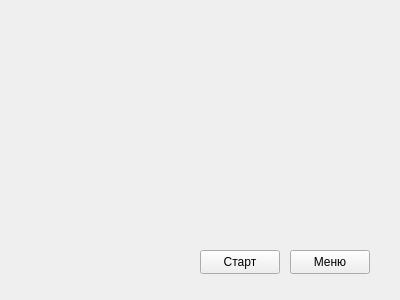
Above: src/TabuPrepeareGameWidget.ui from Loopvibe/Tabu before the change. Below: the same form after it.
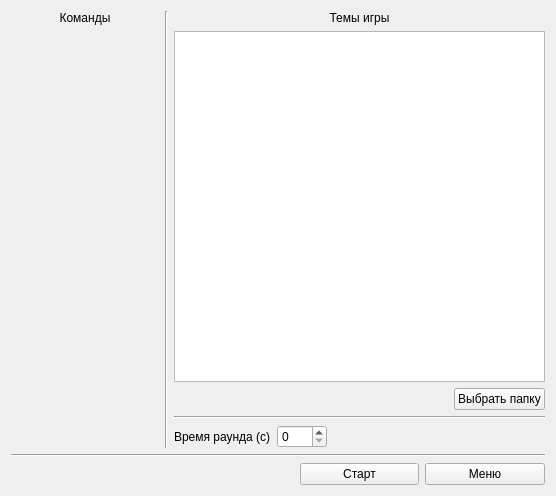
That is the form after the change. Custom widgets are drawn as their Qt base class.

Commit message: [V0.2.0]  ADD: GI for TabuPrepeareGameWidget and its logic has been added

The edit to the form file:
```diff
--- a/src/TabuPrepeareGameWidget.ui
+++ b/src/TabuPrepeareGameWidget.ui
@@ -6,40 +6,221 @@
    <rect>
     <x>0</x>
     <y>0</y>
-    <width>400</width>
-    <height>300</height>
+    <width>556</width>
+    <height>496</height>
    </rect>
   </property>
   <property name="windowTitle">
    <string>Form</string>
   </property>
-  <widget class="QPushButton" name="pbStart">
-   <property name="geometry">
-    <rect>
-     <x>200</x>
-     <y>250</y>
-     <width>80</width>
-     <height>24</height>
-    </rect>
-   </property>
-   <property name="text">
-    <string>Старт</string>
-   </property>
-  </widget>
-  <widget class="QPushButton" name="pbMenu">
-   <property name="geometry">
-    <rect>
-     <x>290</x>
-     <y>250</y>
-     <width>80</width>
-     <height>24</height>
-    </rect>
-   </property>
-   <property name="text">
-    <string>Меню</string>
-   </property>
-  </widget>
+  <layout class="QGridLayout" name="gridLayout_3">
+   <item row="0" column="0">
+    <widget class="QLabel" name="lComands">
+     <property name="text">
+      <string>Команды</string>
+     </property>
+     <property name="alignment">
+      <set>Qt::AlignCenter</set>
+     </property>
+    </widget>
+   </item>
+   <item row="0" column="1" rowspan="3">
+    <widget class="Line" name="line">
+     <property name="orientation">
+      <enum>Qt::Vertical</enum>
+     </property>
+    </widget>
+   </item>
+   <item row="0" column="2" rowspan="3" colspan="3">
+    <layout class="QGridLayout" name="gridLayout">
+     <item row="0" column="0" colspan="2">
+      <widget class="QLabel" name="lGamePacks">
+       <property name="text">
+        <string>Темы игры</string>
+       </property>
+       <property name="alignment">
+        <set>Qt::AlignCenter</set>
+       </property>
+      </widget>
+     </item>
+     <item row="2" column="1">
+      <widget class="QPushButton" name="pbChooseFile">
+       <property name="text">
+        <string>Выбрать папку</string>
+       </property>
+      </widget>
+     </item>
+     <item row="2" column="0">
+      <spacer name="horizontalSpacer_3">
+       <property name="orientation">
+        <enum>Qt::Horizontal</enum>
+       </property>
+       <property name="sizeHint" stdset="0">
+        <size>
+         <width>40</width>
+         <height>20</height>
+        </size>
+       </property>
+      </spacer>
+     </item>
+     <item row="4" column="0" colspan="2">
+      <layout class="QHBoxLayout" name="hlTimer">
+       <property name="spacing">
+        <number>6</number>
+       </property>
+       <item>
+        <widget class="QLabel" name="lTimer">
+         <property name="text">
+          <string>Время раунда (с)</string>
+         </property>
+        </widget>
+       </item>
+       <item>
+        <widget class="QSpinBox" name="sbTimer">
+         <property name="minimumSize">
+          <size>
+           <width>50</width>
+           <height>0</height>
+          </size>
+         </property>
+        </widget>
+       </item>
+       <item>
+        <spacer name="horizontalSpacer">
+         <property name="orientation">
+          <enum>Qt::Horizontal</enum>
+         </property>
+         <property name="sizeHint" stdset="0">
+          <size>
+           <width>40</width>
+           <height>20</height>
+          </size>
+         </property>
+        </spacer>
+       </item>
+      </layout>
+     </item>
+     <item row="3" column="0" colspan="2">
+      <widget class="Line" name="line_2">
+       <property name="orientation">
+        <enum>Qt::Horizontal</enum>
+       </property>
+      </widget>
+     </item>
+     <item row="1" column="0" colspan="2">
+      <widget class="QListView" name="lvGamePacks"/>
+     </item>
+    </layout>
+   </item>
+   <item row="1" column="0">
+    <widget class="QFrame" name="fComands">
+     <property name="layoutDirection">
+      <enum>Qt::LeftToRight</enum>
+     </property>
+     <property name="frameShape">
+      <enum>QFrame::NoFrame</enum>
+     </property>
+     <property name="frameShadow">
+      <enum>QFrame::Raised</enum>
+     </property>
+     <layout class="QGridLayout" name="gridLayout_2">
+      <property name="leftMargin">
+       <number>0</number>
+      </property>
+      <property name="topMargin">
+       <number>0</number>
+      </property>
+      <property name="rightMargin">
+       <number>0</number>
+      </property>
+      <property name="bottomMargin">
+       <number>0</number>
+      </property>
+      <property name="spacing">
+       <number>0</number>
+      </property>
+      <item row="0" column="0">
+       <widget class="TabuAddComandWidget" name="commandWidget" native="true">
+        <property name="layoutDirection">
+         <enum>Qt::LeftToRight</enum>
+        </property>
+       </widget>
+      </item>
+     </layout>
+    </widget>
+   </item>
+   <item row="2" column="0">
+    <spacer name="verticalSpacer">
+     <property name="orientation">
+      <enum>Qt::Vertical</enum>
+     </property>
+     <property name="sizeHint" stdset="0">
+      <size>
+       <width>148</width>
+       <height>398</height>
+      </size>
+     </property>
+    </spacer>
+   </item>
+   <item row="3" column="0" colspan="5">
+    <widget class="Line" name="line_3">
+     <property name="orientation">
+      <enum>Qt::Horizontal</enum>
+     </property>
+    </widget>
+   </item>
+   <item row="4" column="0" colspan="3">
+    <spacer name="horizontalSpacer_2">
+     <property name="orientation">
+      <enum>Qt::Horizontal</enum>
+     </property>
+     <property name="sizeHint" stdset="0">
+      <size>
+       <width>283</width>
+       <height>20</height>
+      </size>
+     </property>
+    </spacer>
+   </item>
+   <item row="4" column="3">
+    <widget class="QPushButton" name="pbStart">
+     <property name="minimumSize">
+      <size>
+       <width>100</width>
+       <height>0</height>
+      </size>
+     </property>
+     <property name="contextMenuPolicy">
+      <enum>Qt::DefaultContextMenu</enum>
+     </property>
+     <property name="text">
+      <string>Старт</string>
+     </property>
+    </widget>
+   </item>
+   <item row="4" column="4">
+    <widget class="QPushButton" name="pbMenu">
+     <property name="minimumSize">
+      <size>
+       <width>100</width>
+       <height>0</height>
+      </size>
+     </property>
+     <property name="text">
+      <string>Меню</string>
+     </property>
+    </widget>
+   </item>
+  </layout>
  </widget>
+ <customwidgets>
+  <customwidget>
+   <class>TabuAddComandWidget</class>
+   <extends>QWidget</extends>
+   <header location="global">src/TabuAddComandWidget.h</header>
+   <container>1</container>
+  </customwidget>
+ </customwidgets>
  <resources/>
  <connections/>
 </ui>
```
The commit also changes 7 other files.
